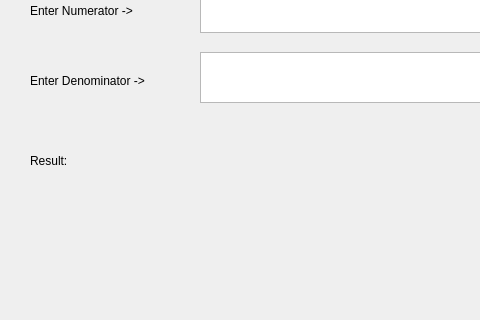
Old version of the form Division_GUI/mainwindow.ui in the repository ASherjil/Polynomial_Long_Division_GUI; both pictures show x 0 to 480 and y 177 to 497 of the 910 by 594 pixel window.
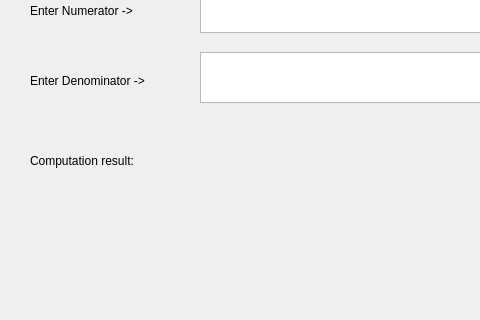
New version of the form.

The edit to the form file:
```diff
--- a/Division_GUI/mainwindow.ui
+++ b/Division_GUI/mainwindow.ui
@@ -65,12 +65,12 @@
      <rect>
       <x>30</x>
       <y>310</y>
-      <width>67</width>
+      <width>151</width>
       <height>17</height>
      </rect>
     </property>
     <property name="text">
-     <string>Result:</string>
+     <string>Computation result:</string>
     </property>
    </widget>
    <widget class="QLabel" name="label_4">
```
Left out of the diff: 13 changed lines with no effect on the pictures.
